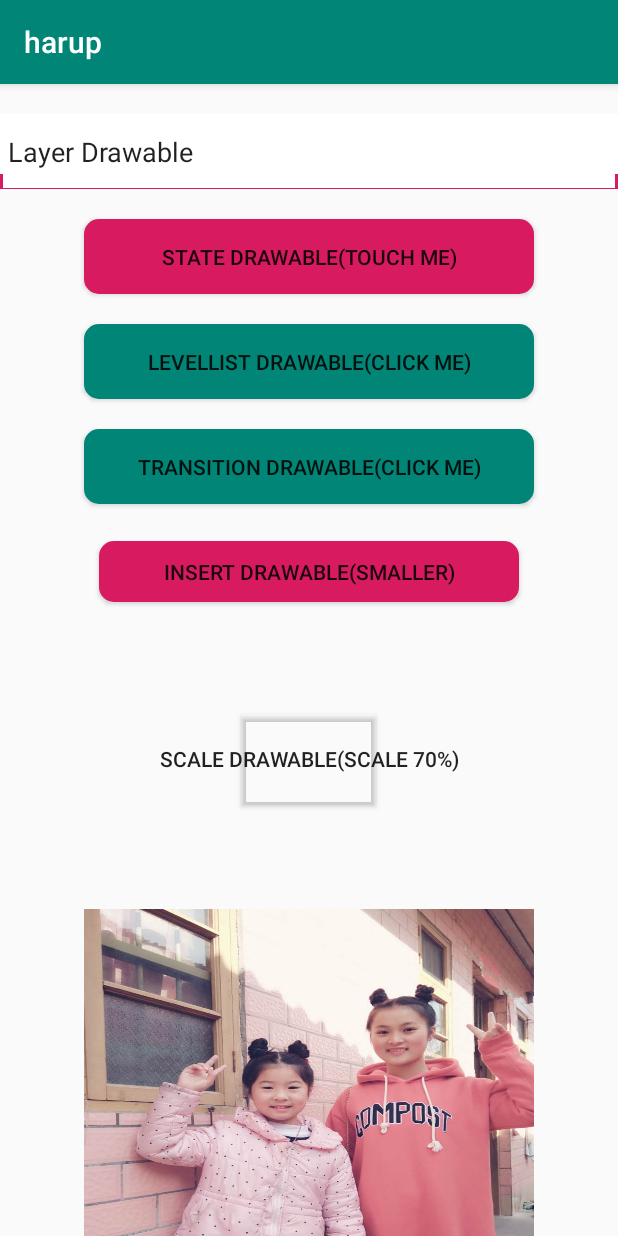
After one commit to har-up/harup, an Android app: the DrawableActivity screen opened directly, with no data from a screen before it, on a phone screen of 412 x 824 dp. The commit adds this screen. Run offline under Robolectric (Android 15) with nearby library versions, the phone set to English and light mode, and no system bars.

Commit message:
drawable: shape、layer_list、level_list、state_list、transition、insert、scale、clip

```diff
--- a/app/src/main/AndroidManifest.xml
+++ b/app/src/main/AndroidManifest.xml
@@ -12,7 +12,8 @@
             android:roundIcon="@mipmap/ic_launcher_round"
             android:supportsRtl="true"
             android:theme="@style/AppTheme">
-        <activity android:name=".view.activity.ShapeDrawableActivity"></activity>
+        <activity android:name=".view.activity.DrawableActivity"></activity>
+        <activity android:name=".view.activity.ShapeDrawableActivity" />
         <activity android:name=".view.activity.RemoteViewActivity" />
         <activity android:name=".view.activity.HorizontalScrollViewActivity" />
         <activity android:name=".MainActivity">
@@ -27,7 +28,7 @@
         <receiver android:name=".view.broadcast.MyAppWidget">
             <meta-data
                     android:name="android.appwidget.provider"
-                    android:resource="@xml/appwidget_info"></meta-data>
+                    android:resource="@xml/appwidget_info" />
 
             <intent-filter>
                 <action android:name="com.eastcom.harup.broadcast.appwidget.CLICK" />
--- a/app/src/main/java/com/eastcom/harup/MainActivity.kt
+++ b/app/src/main/java/com/eastcom/harup/MainActivity.kt
@@ -17,7 +17,7 @@ class MainActivity : AppCompatActivity() {
     }
 
     fun init(){
-        var data = arrayOf("HorizontalScrollView","RemoteView","ShapeDrawable","next").toList()
+        var data = arrayOf("HorizontalScrollView","RemoteView","ShapeDrawable","OtherDrawable").toList()
         recyclerView.layoutManager = GridLayoutManager(this,2)
         recyclerView.adapter = HomeRecyclerViewAdapter(data)
     }
--- a/app/src/main/java/com/eastcom/harup/adapter/HomeRecyclerViewAdapter.kt
+++ b/app/src/main/java/com/eastcom/harup/adapter/HomeRecyclerViewAdapter.kt
@@ -8,6 +8,7 @@ import android.widget.TextView
 import androidx.cardview.widget.CardView
 import androidx.recyclerview.widget.RecyclerView
 import com.eastcom.harup.R
+import com.eastcom.harup.view.activity.DrawableActivity
 import com.eastcom.harup.view.activity.HorizontalScrollViewActivity
 import com.eastcom.harup.view.activity.RemoteViewActivity
 import com.eastcom.harup.view.activity.ShapeDrawableActivity
@@ -32,6 +33,7 @@ class HomeRecyclerViewAdapter(var datas: List<String>) : RecyclerView.Adapter<Ho
                 "HorizontalScrollView" -> intent = Intent(holder.itemView.context,HorizontalScrollViewActivity::class.java)
                 "RemoteView" -> intent = Intent(holder.itemView.context,RemoteViewActivity::class.java)
                 "ShapeDrawable" -> intent = Intent(holder.itemView.context,ShapeDrawableActivity::class.java)
+                "OtherDrawable" -> intent = Intent(holder.itemView.context,DrawableActivity::class.java)
             }
             if(intent != null) holder.itemView.context.startActivity(intent)
         }
--- /dev/null
+++ b/app/src/main/java/com/eastcom/harup/view/activity/DrawableActivity.kt
@@ -0,0 +1,44 @@
+package com.eastcom.harup.view.activity
+
+import android.graphics.drawable.ClipDrawable
+import android.graphics.drawable.ScaleDrawable
+import android.graphics.drawable.TransitionDrawable
+import androidx.appcompat.app.AppCompatActivity
+import android.os.Bundle
+import com.eastcom.harup.R
+import kotlinx.android.synthetic.main.activity_drawable.*
+import kotlin.math.abs
+
+class DrawableActivity : AppCompatActivity() {
+
+    override fun onCreate(savedInstanceState: Bundle?) {
+        super.onCreate(savedInstanceState)
+        setContentView(R.layout.activity_drawable)
+        init()
+    }
+
+    private fun init(){
+        levelButton.setOnClickListener{
+            it.background.level = abs(it.background.level - 1)
+        }
+        transitionButton.setOnClickListener {
+            var transitionDrawable = it.background as TransitionDrawable
+            transitionDrawable.level = abs(transitionDrawable.level - 1)
+            if (transitionDrawable.level > 0){
+                transitionDrawable.startTransition(1000)
+            }else{
+                transitionDrawable.reverseTransition(1000)
+            }
+        }
+        scaleButton.setOnClickListener {
+            var scaleDrawable = it.background as ScaleDrawable
+            scaleDrawable.level = if (scaleDrawable.level == 0) 1000 else 0
+        }
+
+        var drawable = clip.background as ClipDrawable
+        drawable.level = 10000
+        clip.setOnClickListener {
+            drawable.level -= 50
+        }
+    }
+}
--- /dev/null
+++ b/app/src/main/res/drawable/clip_drawable.xml
@@ -0,0 +1,4 @@
+<?xml version="1.0" encoding="utf-8"?>
+<clip xmlns:android="http://schemas.android.com/apk/res/android"
+        android:gravity="center" android:clipOrientation="horizontal" android:drawable="@drawable/image_love">
+</clip>
--- /dev/null
+++ b/app/src/main/res/drawable/insert_drawable.xml
@@ -0,0 +1,8 @@
+<?xml version="1.0" encoding="utf-8"?>
+<inset xmlns:android="http://schemas.android.com/apk/res/android"
+        android:insetLeft="10dp" android:insetRight="10dp" android:insetTop="5dp" android:insetBottom="5dp">
+    <shape android:shape="rectangle">
+        <corners android:radius="10dp"/>
+        <solid android:color="@color/colorAccent"/>
+    </shape>
+</inset>
--- /dev/null
+++ b/app/src/main/res/drawable/layer_list.xml
@@ -0,0 +1,21 @@
+<?xml version="1.0" encoding="utf-8"?>
+<layer-list xmlns:android="http://schemas.android.com/apk/res/android">
+
+    <item>
+        <shape android:shape="rectangle">
+            <solid android:color="@color/colorAccent"></solid>
+        </shape>
+    </item>
+
+    <item android:bottom="10dp">
+        <shape android:shape="rectangle">
+            <solid android:color="#ffffff"></solid>
+        </shape>
+    </item>
+
+    <item android:bottom="1dp" android:left="2dp" android:right="2dp">
+        <shape android:shape="rectangle">
+            <solid android:color="#ffffff"></solid>
+        </shape>
+    </item>
+</layer-list>
--- /dev/null
+++ b/app/src/main/res/drawable/level_list.xml
@@ -0,0 +1,17 @@
+<?xml version="1.0" encoding="utf-8"?>
+<level-list xmlns:android="http://schemas.android.com/apk/res/android">
+
+    <item android:maxLevel="0">
+        <shape android:shape="rectangle">
+            <corners android:radius="10dp"/>
+            <solid android:color="@color/colorPrimary"/>
+        </shape>
+    </item>
+
+    <item android:maxLevel="1">
+        <shape android:shape="rectangle">
+            <corners android:radius="10dp"/>
+            <solid android:color="@color/colorAccent"/>
+        </shape>
+    </item>
+</level-list>
--- /dev/null
+++ b/app/src/main/res/drawable/scale_drawable.xml
@@ -0,0 +1,4 @@
+<?xml version="1.0" encoding="utf-8"?>
+<scale xmlns:android="http://schemas.android.com/apk/res/android"
+        android:scaleGravity="center" android:scaleWidth="70%" android:scaleHeight="70%" android:drawable="@drawable/image_love">
+</scale>
--- /dev/null
+++ b/app/src/main/res/drawable/state_list.xml
@@ -0,0 +1,15 @@
+<?xml version="1.0" encoding="utf-8"?>
+<selector xmlns:android="http://schemas.android.com/apk/res/android">
+    <item android:state_pressed="true">
+        <shape android:shape="rectangle">
+            <corners android:radius="10dp"/>
+            <solid android:color="@color/colorPrimary"/>
+        </shape>
+    </item>
+    <item android:state_pressed="false">
+        <shape android:shape="rectangle">
+            <corners android:radius="10dp"/>
+            <solid android:color="@color/colorAccent"/>
+        </shape>
+    </item>
+</selector>
--- /dev/null
+++ b/app/src/main/res/drawable/transition_drawable.xml
@@ -0,0 +1,16 @@
+<?xml version="1.0" encoding="utf-8"?>
+<transition xmlns:android="http://schemas.android.com/apk/res/android">
+    <item android:maxLevel="0">
+        <shape android:shape="rectangle">
+            <corners android:radius="10dp"/>
+            <solid android:color="@color/colorPrimary"/>
+        </shape>
+    </item>
+
+    <item android:maxLevel="1">
+        <shape android:shape="rectangle">
+            <corners android:radius="10dp"/>
+            <solid android:color="@color/colorAccent"/>
+        </shape>
+    </item>
+</transition>
--- /dev/null
+++ b/app/src/main/res/layout/activity_drawable.xml
@@ -0,0 +1,63 @@
+<?xml version="1.0" encoding="utf-8"?>
+<LinearLayout xmlns:android="http://schemas.android.com/apk/res/android"
+        xmlns:app="http://schemas.android.com/apk/res-auto"
+        xmlns:tools="http://schemas.android.com/tools"
+        android:layout_width="match_parent"
+        android:layout_height="match_parent"
+        android:gravity="center_horizontal"
+        tools:context=".view.activity.DrawableActivity"
+        android:orientation="vertical">
+
+    <EditText
+            android:layout_width="match_parent"
+            android:layout_height="50dp"
+            android:text="Layer Drawable"
+            android:paddingLeft="5dp"
+            android:layout_marginTop="20dp"
+            android:background="@drawable/layer_list"/>
+
+    <androidx.appcompat.widget.AppCompatButton
+            android:layout_width="300dp"
+            android:layout_height="50dp"
+            android:text="State Drawable(touch me)"
+            android:layout_marginTop="20dp"
+            android:background="@drawable/state_list"/>
+
+    <androidx.appcompat.widget.AppCompatButton
+            android:id="@+id/levelButton"
+            android:layout_width="300dp"
+            android:layout_height="50dp"
+            android:text="LevelList Drawable(click me)"
+            android:layout_marginTop="20dp"
+            android:background="@drawable/level_list"/>
+
+    <androidx.appcompat.widget.AppCompatButton
+            android:id="@+id/transitionButton"
+            android:layout_width="300dp"
+            android:layout_height="50dp"
+            android:text="Transition Drawable(click me)"
+            android:layout_marginTop="20dp"
+            android:background="@drawable/transition_drawable"/>
+
+    <androidx.appcompat.widget.AppCompatButton
+            android:id="@+id/insertButton"
+            android:layout_width="300dp"
+            android:layout_height="50dp"
+            android:text="Insert Drawable(smaller)"
+            android:layout_marginTop="20dp"
+            android:background="@drawable/insert_drawable"/>
+
+    <androidx.appcompat.widget.AppCompatButton
+            android:id="@+id/scaleButton"
+            android:layout_width="300dp"
+            android:layout_height="200dp"
+            android:text="Scale Drawable(scale 70%)"
+            android:background="@drawable/scale_drawable"/>
+
+    <androidx.appcompat.widget.AppCompatImageView
+            android:id="@+id/clip"
+            android:layout_width="300dp"
+            android:layout_height="300dp"
+            android:foregroundGravity="center"
+            android:background="@drawable/clip_drawable"/>
+</LinearLayout>
```
